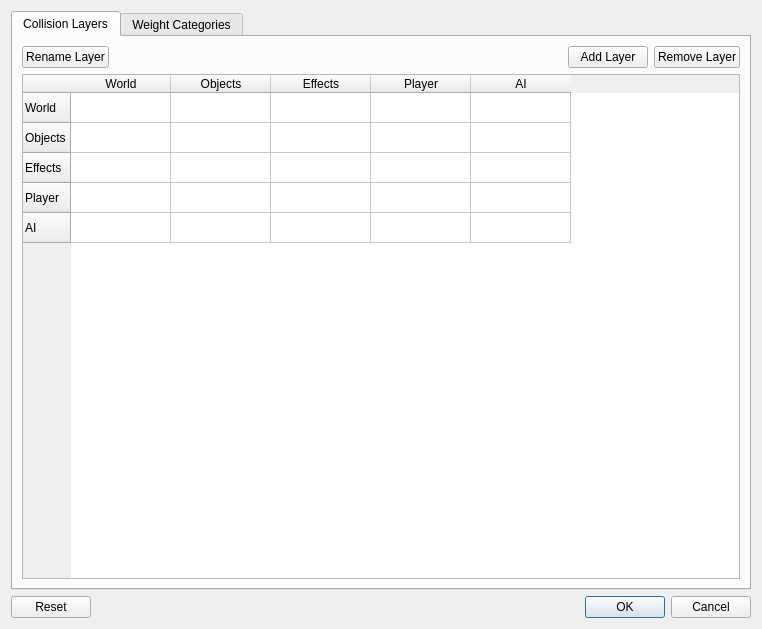
The window that Code/EditorPlugins/Jolt/EditorPluginJolt/Dialogs/JoltProjectSettingsDlg.ui (CryonicEngine/CryonicEngine) describes before a commit, drawn with Qt 5.
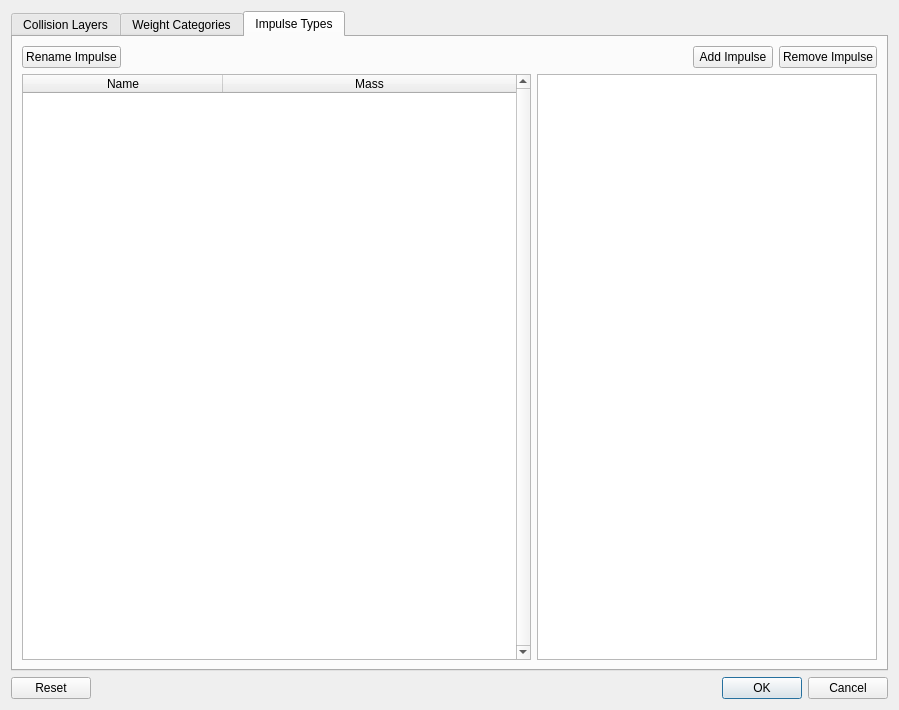
The same window after the commit. Icons and pictures are not drawn.

Commit message: Impulse types + weight category fixes (#1581)

The edit to the form file:
```diff
--- a/Code/EditorPlugins/Jolt/EditorPluginJolt/Dialogs/JoltProjectSettingsDlg.ui
+++ b/Code/EditorPlugins/Jolt/EditorPluginJolt/Dialogs/JoltProjectSettingsDlg.ui
@@ -6,8 +6,8 @@
    <rect>
     <x>0</x>
     <y>0</y>
-    <width>762</width>
-    <height>629</height>
+    <width>899</width>
+    <height>710</height>
    </rect>
   </property>
   <property name="windowTitle">
@@ -21,7 +21,7 @@
    <item>
     <widget class="QTabWidget" name="Tabs">
      <property name="currentIndex">
-      <number>0</number>
+      <number>2</number>
      </property>
      <widget class="QWidget" name="CollisionLayers">
       <attribute name="title">
@@ -271,6 +271,136 @@
        </item>
       </layout>
      </widget>
+     <widget class="QWidget" name="Impulses">
+      <attribute name="title">
+       <string>Impulse Types</string>
+      </attribute>
+      <layout class="QVBoxLayout" name="verticalLayout_4">
+       <item>
+        <layout class="QHBoxLayout" name="horizontalLayout_4">
+         <item>
+          <widget class="QPushButton" name="ButtonRenameImpulse">
+           <property name="text">
+            <string>Rename Impulse</string>
+           </property>
+           <property name="icon">
+            <iconset resource="../../../../Tools/Libs/GuiFoundation/QtResources/resources.qrc">
+             <normaloff>:/GuiFoundation/Icons/Rename.svg</normaloff>:/GuiFoundation/Icons/Rename.svg</iconset>
+           </property>
+          </widget>
+         </item>
+         <item>
+          <spacer name="horizontalSpacer_4">
+           <property name="orientation">
+            <enum>Qt::Orientation::Horizontal</enum>
+           </property>
+           <property name="sizeHint" stdset="0">
+            <size>
+             <width>40</width>
+             <height>20</height>
+            </size>
+           </property>
+          </spacer>
+         </item>
+         <item>
+          <widget class="QPushButton" name="ButtonAddImpulse">
+           <property name="text">
+            <string>Add Impulse</string>
+           </property>
+           <property name="icon">
+            <iconset resource="../../../../Tools/Libs/GuiFoundation/QtResources/resources.qrc">
+             <normaloff>:/GuiFoundation/Icons/Add.svg</normaloff>:/GuiFoundation/Icons/Add.svg</iconset>
+           </property>
+          </widget>
+         </item>
+         <item>
+          <widget class="QPushButton" name="ButtonRemoveImpulse">
+           <property name="text">
+            <string>Remove Impulse</string>
+           </property>
+           <property name="icon">
+            <iconset resource="../../../../Tools/Libs/GuiFoundation/QtResources/resources.qrc">
+             <normaloff>:/GuiFoundation/Icons/Delete.svg</normaloff>:/GuiFoundation/Icons/Delete.svg</iconset>
+           </property>
+          </widget>
+         </item>
+        </layout>
+       </item>
+       <item>
+        <layout class="QHBoxLayout" name="horizontalLayout_2" stretch="3,2">
+         <item>
+          <widget class="QTableWidget" name="ImpulsesTable">
+           <property name="verticalScrollBarPolicy">
+            <enum>Qt::ScrollBarPolicy::ScrollBarAlwaysOn</enum>
+           </property>
+           <property name="horizontalScrollBarPolicy">
+            <enum>Qt::ScrollBarPolicy::ScrollBarAsNeeded</enum>
+           </property>
+           <property name="tabKeyNavigation">
+            <bool>false</bool>
+           </property>
+           <property name="alternatingRowColors">
+            <bool>true</bool>
+           </property>
+           <property name="selectionMode">
+            <enum>QAbstractItemView::SelectionMode::SingleSelection</enum>
+           </property>
+           <property name="selectionBehavior">
+            <enum>QAbstractItemView::SelectionBehavior::SelectRows</enum>
+           </property>
+           <property name="wordWrap">
+            <bool>false</bool>
+           </property>
+           <property name="cornerButtonEnabled">
+            <bool>false</bool>
+           </property>
+           <attribute name="horizontalHeaderCascadingSectionResizes">
+            <bool>false</bool>
+           </attribute>
+           <attribute name="horizontalHeaderDefaultSectionSize">
+            <number>200</number>
+           </attribute>
+           <attribute name="horizontalHeaderStretchLastSection">
+            <bool>true</bool>
+           </attribute>
+           <attribute name="verticalHeaderVisible">
+            <bool>false</bool>
+           </attribute>
+           <column>
+            <property name="text">
+             <string>Name</string>
+            </property>
+           </column>
+           <column>
+            <property name="text">
+             <string>Mass</string>
+            </property>
+           </column>
+          </widget>
+         </item>
+         <item>
+          <widget class="QTableWidget" name="OverridesTable">
+           <property name="alternatingRowColors">
+            <bool>true</bool>
+           </property>
+           <property name="selectionMode">
+            <enum>QAbstractItemView::SelectionMode::SingleSelection</enum>
+           </property>
+           <property name="selectionBehavior">
+            <enum>QAbstractItemView::SelectionBehavior::SelectRows</enum>
+           </property>
+           <attribute name="horizontalHeaderStretchLastSection">
+            <bool>true</bool>
+           </attribute>
+           <attribute name="verticalHeaderVisible">
+            <bool>false</bool>
+           </attribute>
+          </widget>
+         </item>
+        </layout>
+       </item>
+      </layout>
+     </widget>
     </widget>
    </item>
    <item>
```
Left out of the diff: 26 changed lines with no effect on the pictures. The commit also changes 75 other files.
